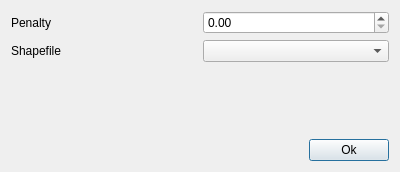
This is qtgui/pathpenaltydialog.ui in frabas/DISPLACE_GUI as Qt 5 draws it before an edit. The edited form follows.
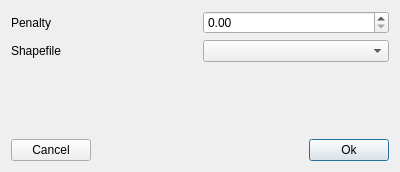
This is the edited form.

Commit message: Forced shapefile to be selected in PathPenaltyDialog - Fix #89

The edit to the form file:
```diff
--- a/qtgui/pathpenaltydialog.ui
+++ b/qtgui/pathpenaltydialog.ui
@@ -16,6 +16,13 @@
   <layout class="QGridLayout" name="gridLayout">
    <item row="3" column="0" colspan="2">
     <layout class="QHBoxLayout" name="horizontalLayout">
+     <item>
+      <widget class="QPushButton" name="cancel">
+       <property name="text">
+        <string>Cancel</string>
+       </property>
+      </widget>
+     </item>
      <item>
       <spacer name="horizontalSpacer">
        <property name="orientation">
@@ -34,6 +41,9 @@
        <property name="text">
         <string>Ok</string>
        </property>
+       <property name="default">
+        <bool>true</bool>
+       </property>
       </widget>
      </item>
     </layout>
```
Left out of the diff: 12 changed lines with no effect on the pictures. The commit also changes 2 other files.
